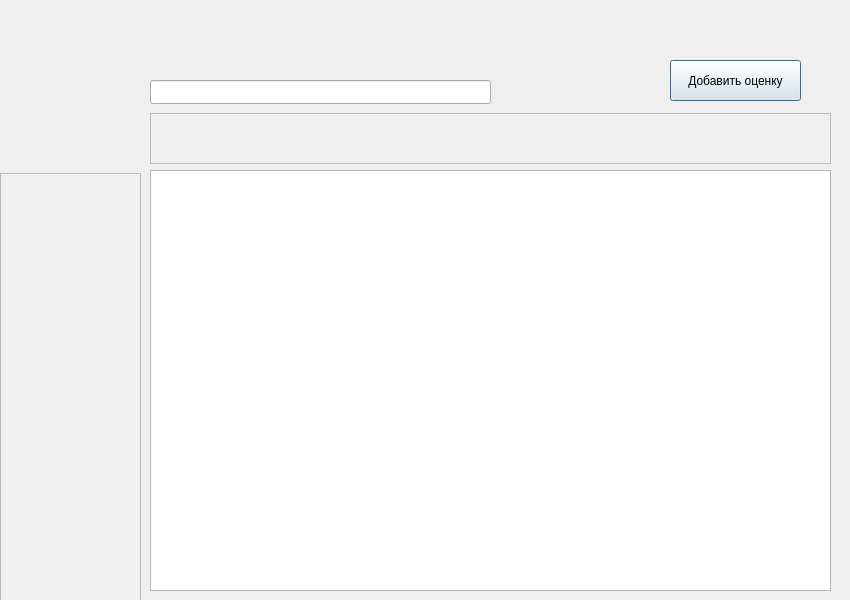
Qt form mainwindow.ui (alpha4vit/polya-el-diary) before a commit.
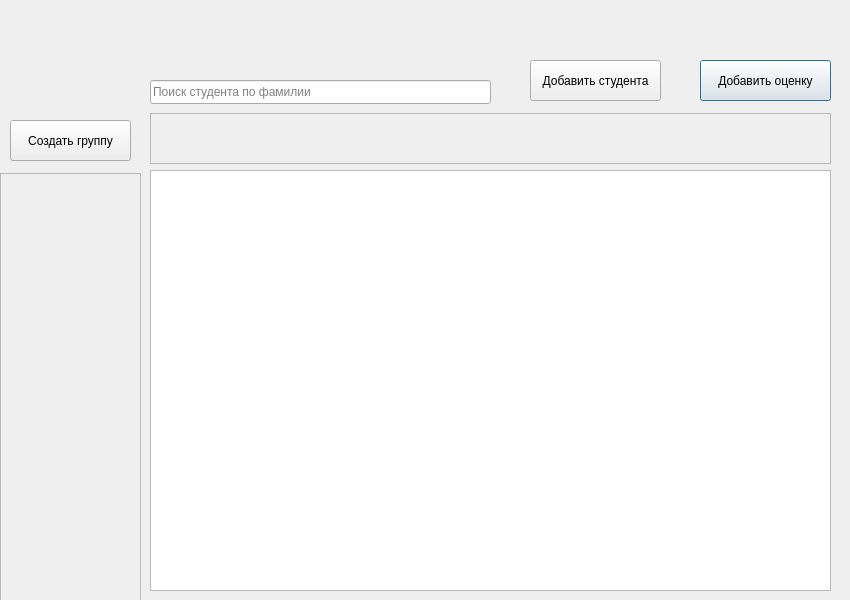
The same form after that commit.

Commit message: student search implemented

Diff of the .ui file:
```diff
--- a/mainwindow.ui
+++ b/mainwindow.ui
@@ -28,7 +28,7 @@
   <widget class="QPushButton" name="grade_create_button">
    <property name="geometry">
     <rect>
-     <x>670</x>
+     <x>700</x>
      <y>60</y>
      <width>131</width>
      <height>41</height>
@@ -104,6 +104,38 @@
      <width>341</width>
      <height>24</height>
     </rect>
+   </property>
+   <property name="readOnly">
+    <bool>false</bool>
+   </property>
+   <property name="placeholderText">
+    <string>Поиск студента по фамилии</string>
+   </property>
+  </widget>
+  <widget class="QPushButton" name="group_create_button">
+   <property name="geometry">
+    <rect>
+     <x>10</x>
+     <y>120</y>
+     <width>121</width>
+     <height>41</height>
+    </rect>
+   </property>
+   <property name="text">
+    <string>Создать группу</string>
+   </property>
+  </widget>
+  <widget class="QPushButton" name="student_create_button">
+   <property name="geometry">
+    <rect>
+     <x>530</x>
+     <y>60</y>
+     <width>131</width>
+     <height>41</height>
+    </rect>
+   </property>
+   <property name="text">
+    <string>Добавить студента</string>
    </property>
   </widget>
  </widget>
```
The commit also changes 16 other files.
